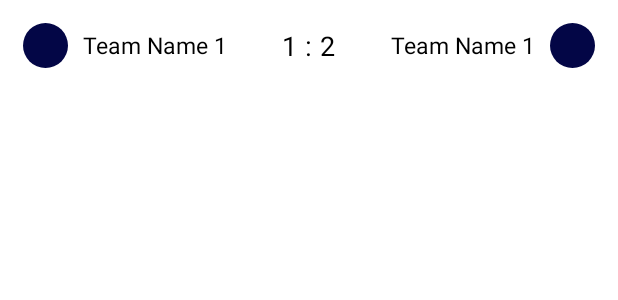
After one commit to Bart-coding/AndroidChampionsLeague, an Android app: the layout match_result_item.xml on its own in the app's theme, with its tools: preview values and no code run, on a phone screen of 412 x 824 dp. The commit adds this screen. Shown: the top 300 px of the screen. Run offline under Robolectric (Android 15) with nearby library versions, the phone set to English and light mode, and no system bars.

Commit message:
added RecyclerView for match results

```diff
--- a/app/src/main/java/com/example/androidchampionsleague/GroupsRecyclerViewAdapter.java
+++ b/app/src/main/java/com/example/androidchampionsleague/GroupsRecyclerViewAdapter.java
@@ -81,7 +81,7 @@ public class GroupsRecyclerViewAdapter extends RecyclerView.Adapter<GroupsRecycl
             team_points_2 = itemView.findViewById(R.id.team_points_2);
             team_points_3 = itemView.findViewById(R.id.team_points_3);
             team_points_4 = itemView.findViewById(R.id.team_points_4);
-            parentLayout = itemView.findViewById(R.id.parent_layout);
+            parentLayout = itemView.findViewById(R.id.parent_layout_groups);
         }
     }
 }
--- a/app/src/main/java/com/example/androidchampionsleague/ResultsRecyclerViewAdapter.java
+++ b/app/src/main/java/com/example/androidchampionsleague/ResultsRecyclerViewAdapter.java
@@ -54,7 +54,7 @@ public class ResultsRecyclerViewAdapter extends RecyclerView.Adapter<ResultsRecy
         public ViewHolder(View itemView) {
             super(itemView);
             stageName = itemView.findViewById(R.id.stage_name);
-            parentLayout = itemView.findViewById(R.id.parent_layout);
+            parentLayout = itemView.findViewById(R.id.parent_layout_results);
         }
     }
 }
--- a/app/src/main/java/com/example/androidchampionsleague/ScorersRecyclerViewAdapter.java
+++ b/app/src/main/java/com/example/androidchampionsleague/ScorersRecyclerViewAdapter.java
@@ -58,7 +58,7 @@ public class ScorersRecyclerViewAdapter extends RecyclerView.Adapter<ScorersRecy
             number = itemView.findViewById(R.id.number);
             name = itemView.findViewById(R.id.scorer_name);
             goals = itemView.findViewById(R.id.goals);
-            parentLayout = itemView.findViewById(R.id.parent_layout);
+            parentLayout = itemView.findViewById(R.id.parent_layout_scorers);
         }
     }
 }
--- a/app/src/main/res/layout/groups_list_item.xml
+++ b/app/src/main/res/layout/groups_list_item.xml
@@ -2,7 +2,8 @@
 <LinearLayout xmlns:android="http://schemas.android.com/apk/res/android"
     android:layout_width="match_parent"
     android:layout_height="match_parent"
-    android:orientation="vertical">
+    android:orientation="vertical"
+    android:id="@+id/parent_layout_groups">
     <RelativeLayout
         android:layout_width="match_parent"
         android:layout_height="wrap_content">
--- /dev/null
+++ b/app/src/main/res/layout/match_result_item.xml
@@ -0,0 +1,69 @@
+<?xml version="1.0" encoding="utf-8"?>
+<RelativeLayout xmlns:android="http://schemas.android.com/apk/res/android"
+    android:layout_width="match_parent"
+    android:layout_height="wrap_content"
+    android:padding="15dp"
+    android:id="@+id/parent_layout_match_result">
+
+    <ImageView
+        android:layout_width="wrap_content"
+        android:layout_height="wrap_content"
+        android:src="@drawable/scorers_circle"
+        android:id="@+id/image_team_1"/>
+    <TextView
+        android:layout_width="wrap_content"
+        android:layout_height="wrap_content"
+        android:text="Team Name 1"
+        android:id="@+id/team_match_name_1"
+        android:layout_toRightOf="@+id/image_team_1"
+        android:textColor="@color/black"
+        android:layout_centerVertical="true"
+        android:layout_marginLeft="10dp"
+        android:textSize="15sp"/>
+    <LinearLayout
+        android:layout_width="wrap_content"
+        android:layout_height="wrap_content"
+        android:layout_centerInParent="true">
+        <TextView
+            android:layout_width="wrap_content"
+            android:layout_height="wrap_content"
+            android:text="1"
+            android:layout_centerInParent="true"
+            android:id="@+id/team_score_1"
+            android:textColor="@color/black"
+            android:textSize="18sp"/>
+        <TextView
+            android:layout_width="wrap_content"
+            android:layout_height="wrap_content"
+            android:text=":"
+            android:textColor="@color/black"
+            android:layout_marginLeft="5dp"
+            android:layout_marginRight="5dp"
+            android:textSize="18sp"/>
+        <TextView
+            android:layout_width="wrap_content"
+            android:layout_height="wrap_content"
+            android:text="2"
+            android:layout_centerInParent="true"
+            android:id="@+id/team_score_2"
+            android:textColor="@color/black"
+            android:layout_toRightOf="@+id/team_score_1"
+            android:textSize="18sp"/>
+    </LinearLayout>
+    <TextView
+        android:layout_width="wrap_content"
+        android:layout_height="wrap_content"
+        android:text="Team Name 1"
+        android:id="@+id/team_match_name_2"
+        android:layout_toLeftOf="@+id/image_team_2"
+        android:textColor="@color/black"
+        android:layout_centerVertical="true"
+        android:layout_marginRight="10dp"
+        android:textSize="15sp"/>
+    <ImageView
+        android:layout_width="wrap_content"
+        android:layout_height="wrap_content"
+        android:src="@drawable/scorers_circle"
+        android:layout_alignParentRight="true"
+        android:id="@+id/image_team_2"/>
+</RelativeLayout>
--- a/app/src/main/res/layout/results_list_item.xml
+++ b/app/src/main/res/layout/results_list_item.xml
@@ -2,7 +2,7 @@
 <androidx.cardview.widget.CardView
     xmlns:android="http://schemas.android.com/apk/res/android"
     xmlns:card_view="http://schemas.android.com/apk/res-auto"
-    android:id="@+id/parent_layout"
+    android:id="@+id/parent_layout_results"
     android:layout_width="match_parent"
     android:layout_height="wrap_content"
     card_view:cardCornerRadius="6dp"
--- a/app/src/main/res/layout/scorers_list_item.xml
+++ b/app/src/main/res/layout/scorers_list_item.xml
@@ -3,7 +3,7 @@
     android:layout_width="match_parent"
     android:layout_height="wrap_content"
     android:padding="15dp"
-    android:id="@+id/parent_layout">
+    android:id="@+id/parent_layout_scorers">
 
     <TextView
         android:layout_width="wrap_content"
```
Also changed, not shown: app/src/main/java/com/example/androidchampionsleague/MatchResultRecyclerViewAdapter.java (added, +76 -0 lines).
